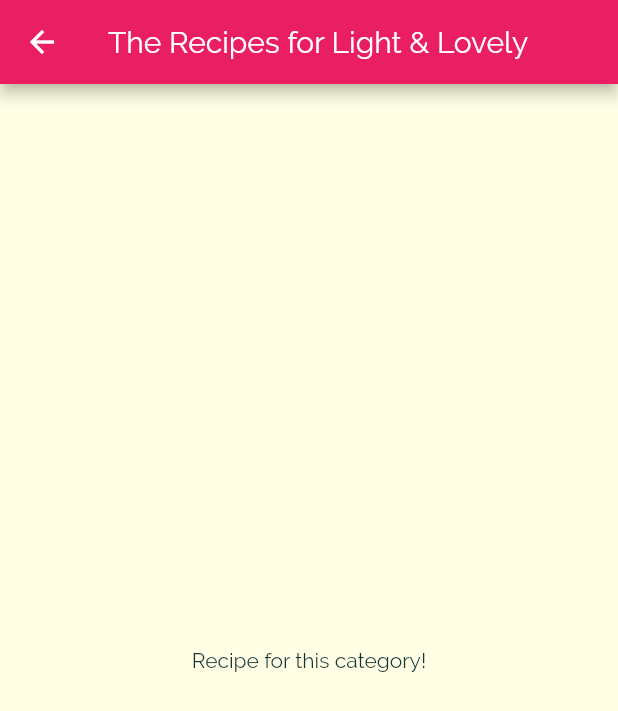
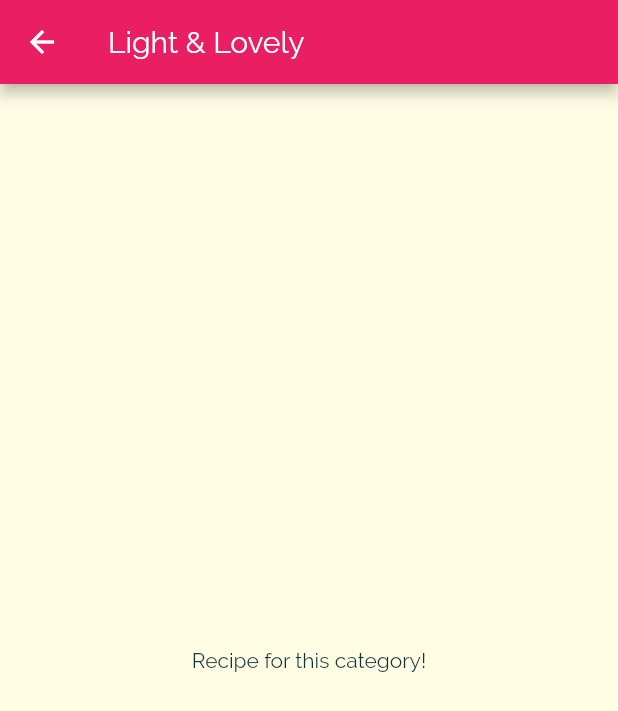
Before and after one commit to yaser-eftekhari/flutter-meal_app, a Flutter app: the screen it shows after launch, after a tap on "Light & Lovely", on a phone screen of 412 x 824 dp. Shown: the top 711 px of the screen. Run offline on Flutter 3.47's test engine with Material 2 defaults, Android fonts, the phone set to English and light mode, and no system bars.

```diff
--- a/lib/category_item.dart
+++ b/lib/category_item.dart
@@ -11,13 +11,9 @@ class CategoryItem extends StatelessWidget {
   });
 
   void selectCategory(BuildContext ctx) {
-    Navigator.of(ctx).push(
-      MaterialPageRoute(
-        builder: (_) {
-          return CategoryMealsScreen(title: title,);
-        },
-      ),
-    );
+    Navigator.of(ctx).pushNamed("/category-meal", arguments: {
+      'title': title,
+    });
   }
 
   @override
--- a/lib/category_meals_screen.dart
+++ b/lib/category_meals_screen.dart
@@ -1,15 +1,17 @@
 import 'package:flutter/material.dart';
 
 class CategoryMealsScreen extends StatelessWidget {
-  final String title;
 
-  CategoryMealsScreen({required this.title});
+  CategoryMealsScreen();
 
   @override
   Widget build(BuildContext context) {
+    final routeArgs = ModalRoute.of(context)!.settings.arguments as Map<String, String>;
+    final title = routeArgs['title'];
+
     return Scaffold(
       appBar: AppBar(
-        title: Text("The Recipes for $title"),
+        title: Text(title!),
       ),
       body: Center(
         child: Text("Recipe for this category!"),
--- a/lib/main.dart
+++ b/lib/main.dart
@@ -1,6 +1,7 @@
 import 'package:flutter/material.dart';
 
 import 'categories_screen.dart';
+import 'category_meals_screen.dart';
 
 void main() => runApp(MyApp());
 
@@ -30,6 +31,9 @@ class MyApp extends StatelessWidget {
             ),
       ),
       home: CategoriesScreen(),
+      routes: {
+        "/category-meal" : (ctx) => CategoryMealsScreen(),
+      },
     );
   }
 }
```
